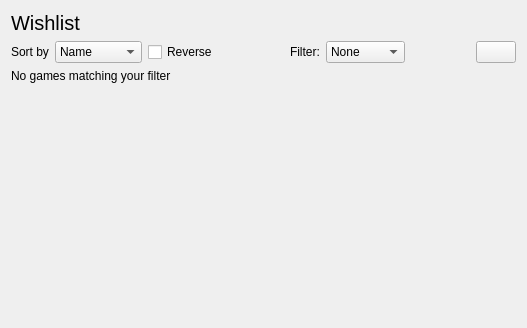
Old version of the form rare/ui/components/tabs/store/wishlist.ui in the repository RareDevs/Rare.
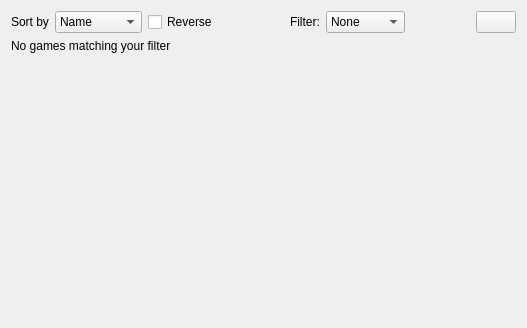
New version of the form.

Commit message: Wishlist: Remove embedded title

Diff of the .ui file:
```diff
--- a/rare/ui/components/tabs/store/wishlist.ui
+++ b/rare/ui/components/tabs/store/wishlist.ui
@@ -14,18 +14,6 @@
    <string notr="true">Wishlist</string>
   </property>
   <layout class="QVBoxLayout" name="verticalLayout">
-   <item>
-    <widget class="QLabel" name="title_label">
-     <property name="font">
-      <font>
-       <pointsize>15</pointsize>
-      </font>
-     </property>
-     <property name="text">
-      <string>Wishlist</string>
-     </property>
-    </widget>
-   </item>
    <item>
     <layout class="QHBoxLayout" name="horizontalLayout">
      <item>
```
The commit also changes 2 other files.
